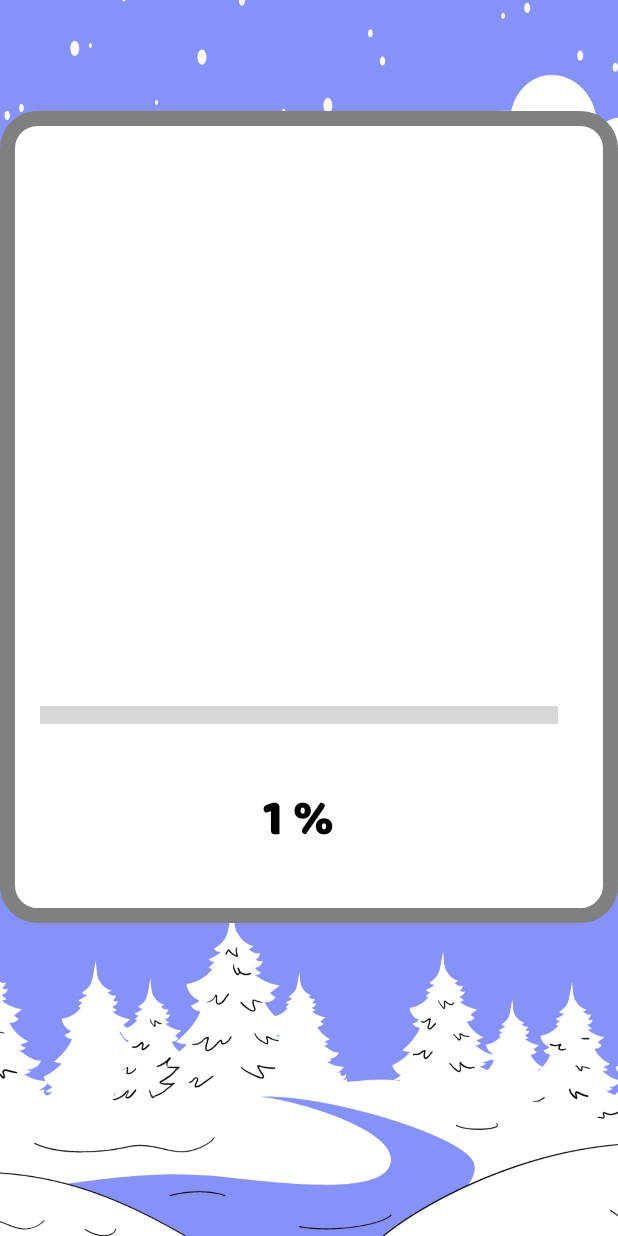
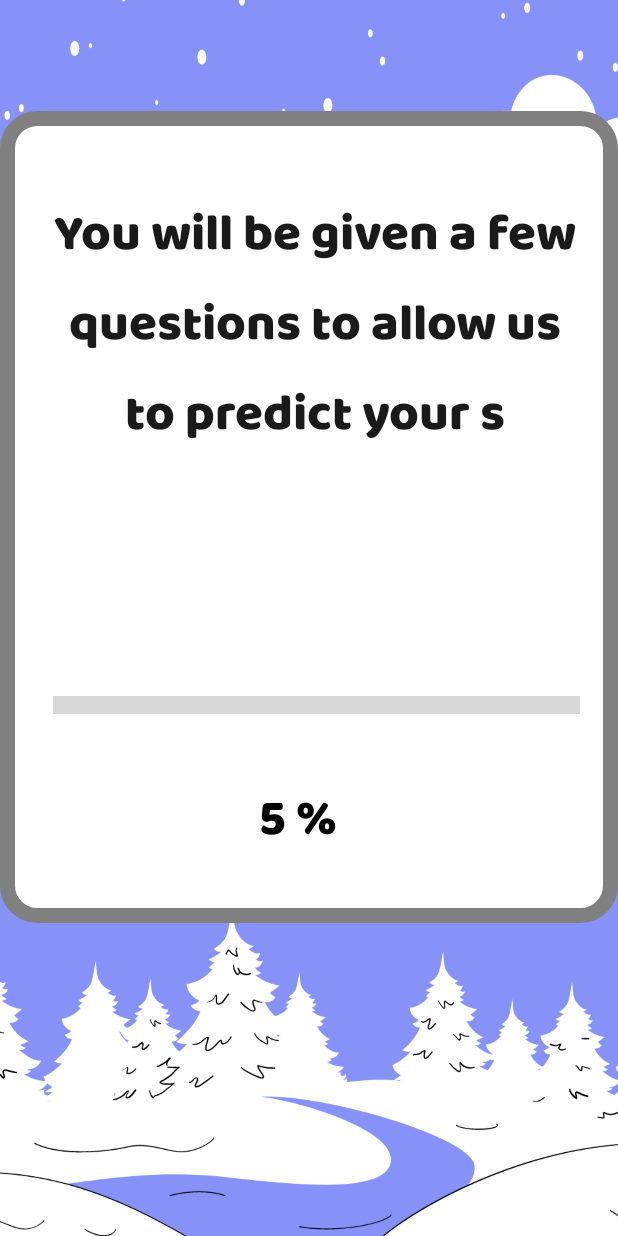
Before and after one commit to ZeroMortalZen/StressFree-App, an Android app: the MoodSurveyActivity screen opened directly, with no data from a screen before it, on a phone screen of 412 x 824 dp. Run offline under Robolectric (Android 15) with nearby library versions, the phone set to English and light mode, and no system bars.

Commit message:
v0.4
-TypeWriter feature added to  loading Actvity

```diff
--- a/app/src/main/java/com/linx/stress_free_app/MoodSurveyActivity.java
+++ b/app/src/main/java/com/linx/stress_free_app/MoodSurveyActivity.java
@@ -14,12 +14,16 @@ import android.widget.ProgressBar;
 import android.widget.TextView;
 
 import com.linx.stress_free_app.AnimationController.ProgressBarAnimation;
+import com.linx.stress_free_app.AnimationController.Typewriter;
 
 public class MoodSurveyActivity extends AppCompatActivity {
 
     Button firstFragmentBtn, secondFragmentBtn;
     ProgressBar progressBar;
     TextView textView;
+    long characterDelay = 40;
+    boolean avoidTextOverflowAtEdge = true;
+
 
 
     @Override
@@ -28,6 +32,8 @@ public class MoodSurveyActivity extends AppCompatActivity {
         setContentView(R.layout.activity_mood_survey);
 
 
+        Typewriter typewriterLoadingDialog = findViewById(R.id.typewriterLoadingDialog);
+        final String Loading_Dialog =  getString(R.string.Loading_dialog);
 
         firstFragmentBtn = findViewById(R.id.fragment1btn);
         secondFragmentBtn = findViewById(R.id.fragment2btn);
@@ -41,6 +47,9 @@ public class MoodSurveyActivity extends AppCompatActivity {
 
         progressBar.setMax(100);
         progressBar.setScaleY(3f);
+
+        typewriterLoadingDialog.setCharacterDelay(characterDelay);
+        typewriterLoadingDialog.animateText(Loading_Dialog);
 
         progessAnimation();
 
--- a/app/src/main/res/layout/activity_mood_survey.xml
+++ b/app/src/main/res/layout/activity_mood_survey.xml
@@ -36,14 +36,27 @@
         <ProgressBar
             android:id="@+id/progressBar"
             style="@style/Widget.AppCompat.ProgressBar.Horizontal"
-            android:layout_width="345dp"
-            android:layout_height="57dp"
+            android:layout_width="351dp"
+            android:layout_height="44dp"
             android:layout_alignParentEnd="true"
 
             android:layout_alignParentBottom="true"
             android:layout_gravity="center"
-            android:layout_marginEnd="40dp"
-            android:layout_marginBottom="110dp" />
+            android:layout_marginEnd="25dp"
+            android:layout_marginBottom="123dp" />
+
+        <com.linx.stress_free_app.AnimationController.Typewriter
+            android:id="@+id/typewriterLoadingDialog"
+            android:layout_width="357dp"
+            android:layout_height="wrap_content"
+            android:layout_alignParentStart="true"
+            android:layout_alignParentTop="true"
+            android:layout_marginStart="31dp"
+            android:layout_marginTop="52dp"
+            android:textAlignment="center"
+            android:textColor="#1B1A1A"
+            android:textSize="34sp"
+            app:fontFamily="@font/baloo_paaji" />
     </RelativeLayout>
 
     <Button
@@ -51,19 +64,22 @@
         android:layout_width="150dp"
         android:layout_height="60dp"
         android:layout_alignParentBottom="true"
+        android:layout_centerHorizontal="true"
         android:layout_marginStart="50dp"
-        android:layout_marginBottom="50dp"
-        android:backgroundTint="@color/black"
-        android:text="fragment 1" />
+        android:layout_marginBottom="51dp"
+        android:backgroundTint="@color/purple_200"
+        android:text="Begin" />
 
     <Button
         android:id="@+id/fragment2btn"
         android:layout_width="150dp"
         android:layout_height="60dp"
+        android:layout_alignParentEnd="true"
         android:layout_alignParentRight="true"
         android:layout_alignParentBottom="true"
-        android:layout_marginEnd="50dp"
-        android:layout_marginBottom="50dp"
+        android:layout_marginEnd="10dp"
+        android:layout_marginRight="10dp"
+        android:layout_marginBottom="660dp"
         android:backgroundTint="@color/black"
         android:text="fragment 2" />
 
--- a/app/src/main/res/values/strings.xml
+++ b/app/src/main/res/values/strings.xml
@@ -3,4 +3,5 @@
     <string name="GetStartedDialog">Welcome to a placeholder. Shall we get started?</string>
     <!-- TODO: Remove or change this placeholder text -->
     <string name="hello_blank_fragment">Hello blank fragment</string>
+    <string name="Loading_dialog">You will be given a few questions to allow us to predict your stress levels and what your mood level is at.</string>
 </resources>
```
